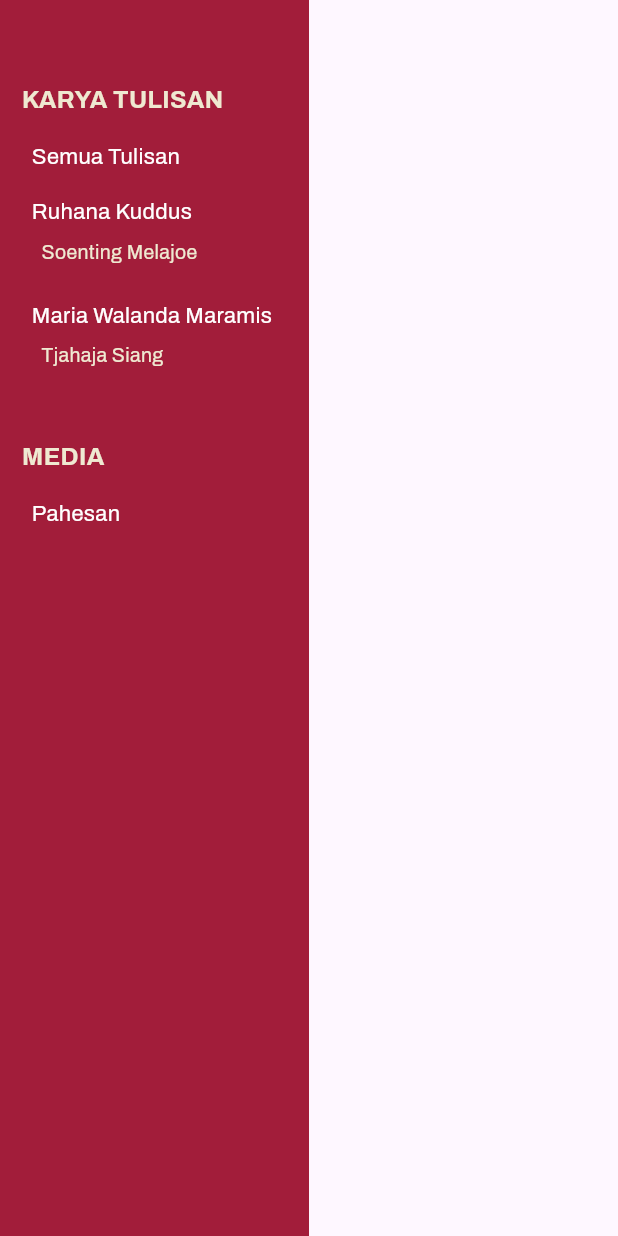
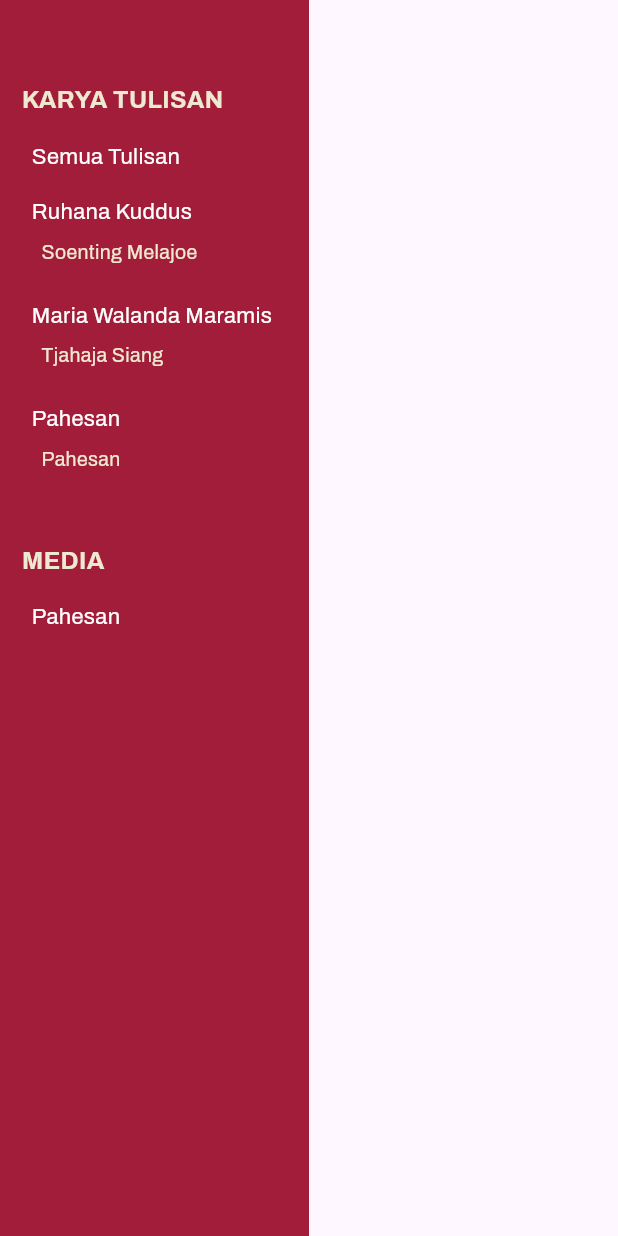
Before and after one commit to wikansetiaji/KioskBookReader, a Flutter app: the FilterDrawerWidget widget shown alone on an empty page, opened directly with empty values, on a phone screen of 412 x 824 dp. Run offline on Flutter 3.47's test engine with Material 3 defaults, Android fonts, the phone set to English and light mode, and no system bars; our stand-ins replace carousel_slider, flutter_svg; missing offline and left inert: bookfx, pdfrx, window_manager, window_size; project files that could hold a hidden picture were left out.

Commit message:
fix media books

```diff
--- a/lib/models/author.dart
+++ b/lib/models/author.dart
@@ -11,6 +11,7 @@ class Author {
   final Map<AppLanguage, String>? contentType; // Translatable
   final String? contentTitle; // Translatable
   final Map<AppLanguage, String>? contentDescription; // Translatable
+  final bool isMediaAuthor;
 
   Author({
     required this.id,
@@ -19,7 +20,8 @@ class Author {
     required this.background,
     this.contentType,
     this.contentTitle,
-    this.contentDescription
+    this.contentDescription,
+    this.isMediaAuthor = false
   });
 
   String getTranslated(BuildContext context, Map<AppLanguage, String>? field) {
--- a/lib/models/book.dart
+++ b/lib/models/book.dart
@@ -16,6 +16,7 @@ class Book {
   final Map<AppLanguage, String>? edition; // Translatable
   final String? editionId;
   final bool isOtherEdition;
+  final bool isMedia;
 
   Book({
     required this.id,
@@ -31,6 +32,7 @@ class Book {
     this.edition,
     this.editionId,
     this.isOtherEdition = false,
+    this.isMedia = false,
   });
 
   String getTranslated(BuildContext context, Map<AppLanguage, String>? field) {
--- a/lib/pages/book_filter_page.dart
+++ b/lib/pages/book_filter_page.dart
@@ -164,6 +164,7 @@ class _BookFilterPageState extends State<BookFilterPage> {
                                       ? booksRepository.getAllBooks()
                                       : booksRepository.getBooksFromAuthor(
                                         author: _selectedAuthor!,
+                                        showEditions: true
                                       ),
                             ),
                           ),
--- a/lib/repository/books_repository.dart
+++ b/lib/repository/books_repository.dart
@@ -116,9 +116,11 @@ class BooksRepository {
             'Edisi ini memuat tulisan untuk mengenang R.A. Kartini, pandangan tentang pentingnya pendidikan campuran antara perempuan dan laki-laki, perkembangan seni rupa Bali, serta pembahasan seputar gaya busana dan ekspresi diri perempuan. Disertai puisi dan prosa, Pahésan menghadirkan perspektif perempuan muda terhadap isu sosial, budaya, dan gaya hidup pada masanya.',
       },
       numberOfPage: 12,
+      authorId: 'pahesan',
       highlight: null,
       edition: {AppLanguage.id: 'Edisi 15 April 1941'},
       isOtherEdition: false,
+      isMedia: true
     ),
   ];
 
@@ -153,6 +155,18 @@ class BooksRepository {
             'Tjehaja Sijang adalah salah satu surat kabar berbahasa Melayu yang terbit di awal abad ke-20 di Minahasa. Surat kabar ini menjadi wadah penting bagi kaum intelektual dan tokoh pergerakan nasional, termasuk perempuan seperti Maria Walanda Maramis, untuk menyuarakan gagasan tentang pendidikan, kesetaraan gender, dan emansipasi perempuan. Tjahaja Siang memiliki peran dalam membentuk opini publik dan menyebarkan kesadaran sosial-politik di kalangan masyarakat pribumi.',
       },
     ),
+    Author(
+      id: 'pahesan',
+      name: 'Pahesan',
+      birthDeathDate: '1937 - 1941',
+      background: {AppLanguage.id: 'Utami Suryadarma merupakan tokoh perempuan yang pernah mewakili Indonesia dalam Inter-Asian Women Conference pada Desember 1947. Saat remaja, bersama sang kakak, Utami mendirikan Pahésan. Melalui media ini, ia mendorong perempuan untuk berpikir, bersuara, dan menyuarakan harapan atas masa depan bangsanya.'},
+      contentType: {AppLanguage.id: 'Majalah'},
+      contentTitle: 'Pahesan',
+      contentDescription: {
+        AppLanguage.id:
+            'Majalah Pahésan (berarti “cermin”) didirikan di Solo dan terbit antara tahun 1937 hingga 1941. Mengangkat tema sosial-budaya serta peran perempuan, Pahésan menjadi ruang bagi perempuan muda menyuarakan pandangan dan membangun kesadaran kolektif di tengah perjuangan menuju kemerdekaan. Meski menggunakan bahasa Belanda yang menjadi bahasa pendidikan formal bagi anak-anak priyayi masa itu, suara-suara kritis dan emansipasi terasa pada tiap halamannya.',
+      },
+    )
   ];
 
   List<Book> getAllBooks() {
@@ -168,9 +182,9 @@ class BooksRepository {
     return null;
   }
 
-  List<Book> getBooksFromAuthor({required Author author}) {
+  List<Book> getBooksFromAuthor({required Author author, bool showEditions = false}) {
     return allBooks
-        .where((b) => b.authorId == author.id && !b.isOtherEdition)
+        .where((b) => b.authorId == author.id && (!b.isOtherEdition || showEditions))
         .toList();
   }
 
@@ -184,8 +198,8 @@ class BooksRepository {
     return allAuthors;
   }
 
-  List<Book> getBooksWithoutAuthor() {
-    return allBooks.where((b) => b.authorId == null).toList();
+  List<Book> getMediaBooks() {
+    return allBooks.where((b) => b.isMedia).toList();
   }
 
   BooksRepository._internal();
```
Also changed, not shown: lib/components/filter_drawer_widget.dart (+27 -10 lines).
